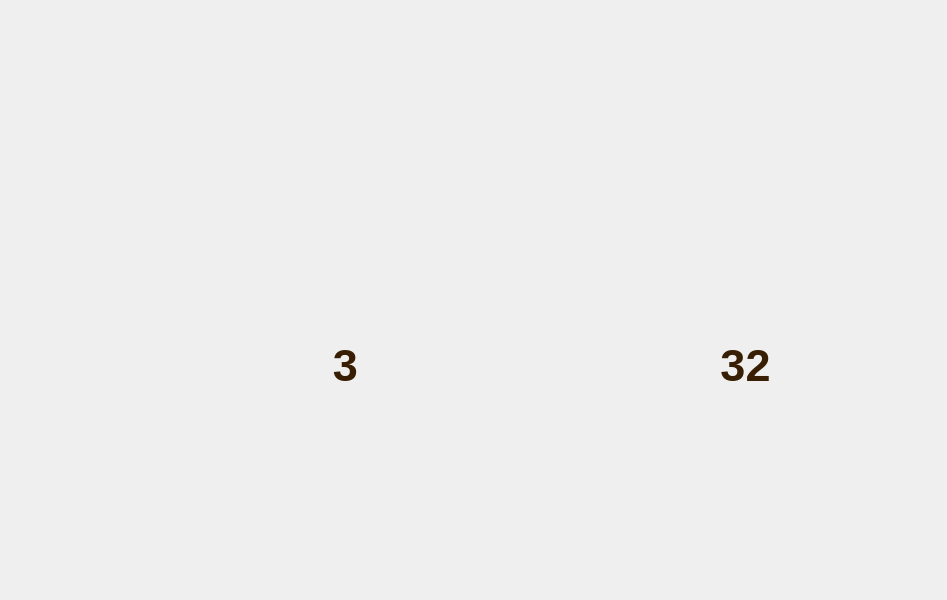
Pouya3/farm-project, file silopage.ui: the form before one commit.
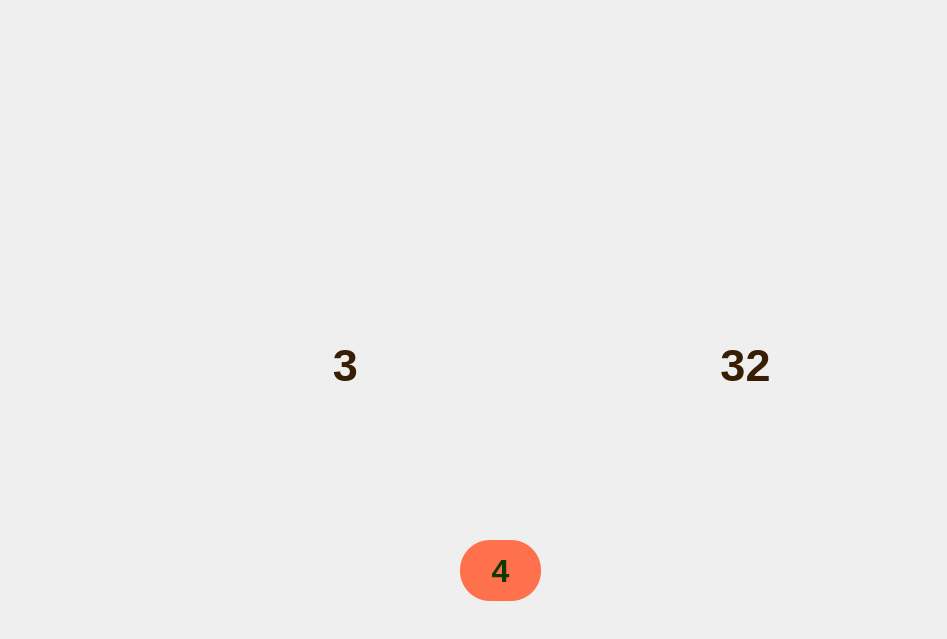
The form after the commit.

```diff
--- a/silopage.ui
+++ b/silopage.ui
@@ -7,7 +7,7 @@
     <x>0</x>
     <y>0</y>
     <width>947</width>
-    <height>600</height>
+    <height>639</height>
    </rect>
   </property>
   <property name="windowTitle">
@@ -90,6 +90,31 @@
      <set>Qt::AlignCenter</set>
     </property>
    </widget>
+   <widget class="QToolButton" name="toolButton">
+    <property name="geometry">
+     <rect>
+      <x>460</x>
+      <y>540</y>
+      <width>81</width>
+      <height>61</height>
+     </rect>
+    </property>
+    <property name="font">
+     <font>
+      <pointsize>24</pointsize>
+      <weight>75</weight>
+      <bold>true</bold>
+     </font>
+    </property>
+    <property name="styleSheet">
+     <string notr="true">border-radius:30%;
+color: rgb(16, 57, 2);
+background-color: rgb(255, 112, 76);</string>
+    </property>
+    <property name="text">
+     <string>4</string>
+    </property>
+   </widget>
   </widget>
  </widget>
  <resources/>
```
